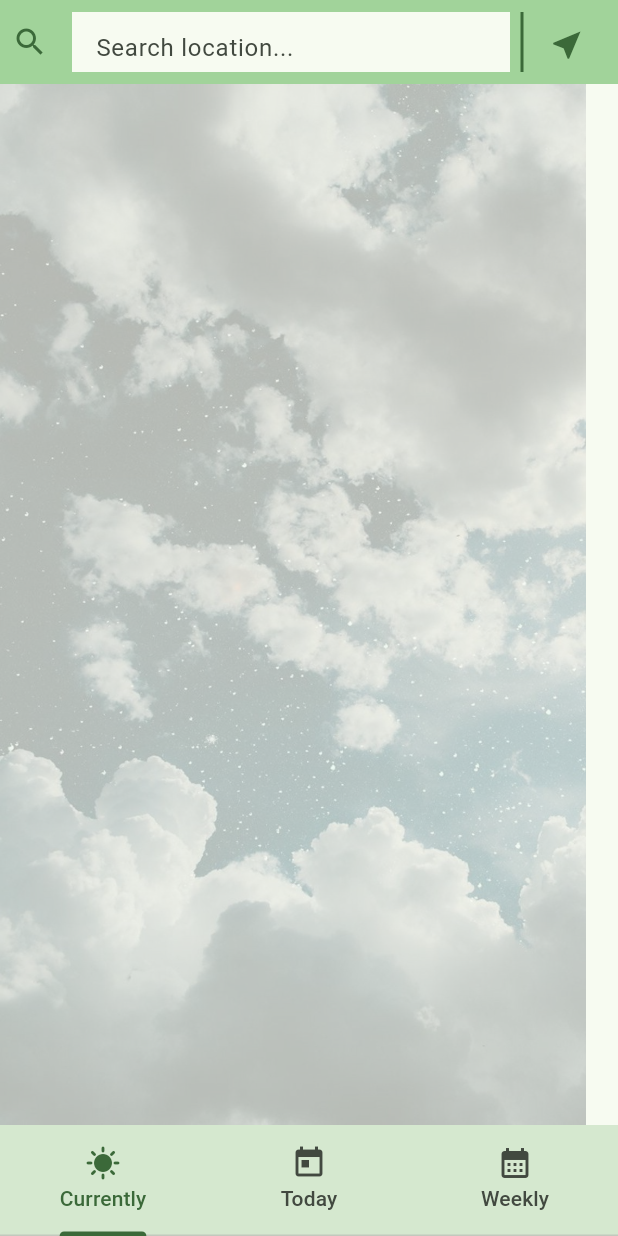
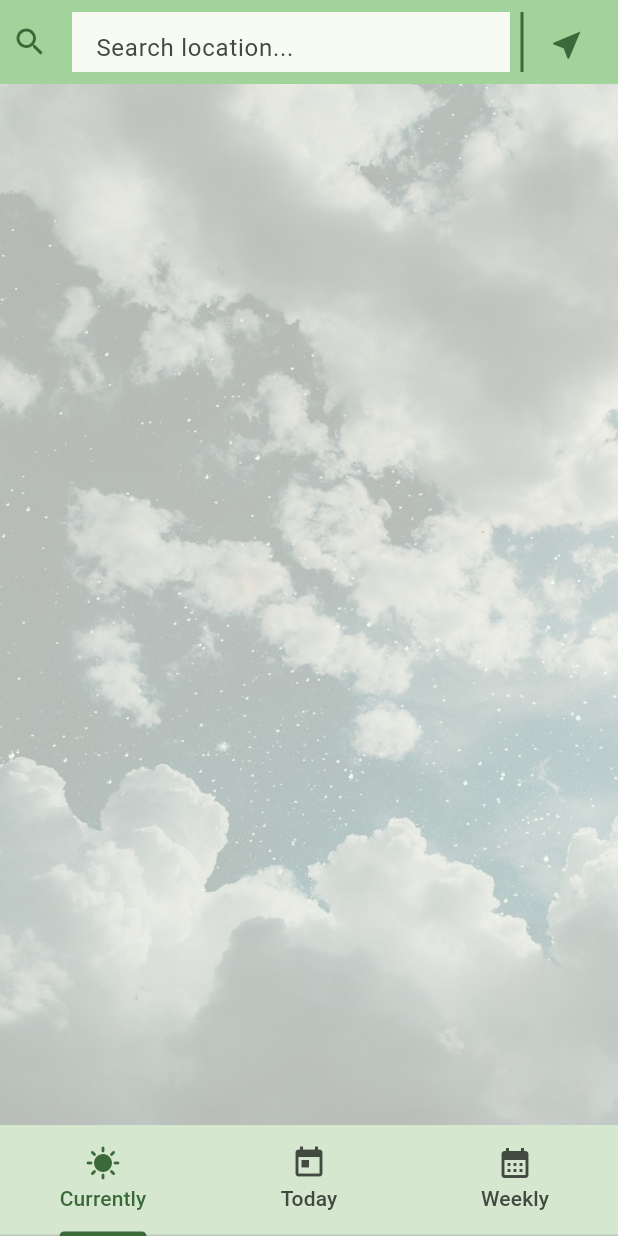
Before and after one commit to Vgbhieel/day03, a Flutter app: the screen it shows after launch, on a phone screen of 412 x 824 dp. Run offline on Flutter 3.47's test engine with Material 2 defaults, Android fonts, the phone set to English and light mode, and no system bars; our stand-ins replace location.

Commit message:
feat: Finish ex01

```diff
--- a/ex01/lib/app/ui/weather_app_page.dart
+++ b/ex01/lib/app/ui/weather_app_page.dart
@@ -1,10 +1,10 @@
 import 'package:ex00/app/domain/controllers/get_location_controller.dart';
 import 'package:ex00/app/domain/models/place.dart';
+import 'package:ex00/app/ui/current_weather_page.dart';
 import 'package:ex00/app/ui/today_weather_page.dart';
 import 'package:ex00/app/ui/weekly_weather_page.dart';
 import 'package:ex00/app/ui/widget/weather_app_bar.dart';
 import 'package:ex00/app/ui/widget/weather_bottom_navigation_bar.dart';
-import 'package:ex00/app/ui/current_weather_page.dart';
 import 'package:flutter/material.dart';
 
 class WeatherAppPage extends StatefulWidget {
@@ -60,11 +60,15 @@ class _WeatherAppPageState extends State<WeatherAppPage> {
             ),
           ),
           body: Stack(children: [
-            Opacity(
-              opacity: 0.3,
-              child: FittedBox(
-                  fit: BoxFit.cover,
-                  child: Image.asset('assets/app_background.jpg')),
+            SizedBox(
+              width: double.infinity,
+              height: double.infinity,
+              child: Opacity(
+                opacity: 0.3,
+                child: FittedBox(
+                    fit: BoxFit.cover,
+                    child: Image.asset('assets/app_background.jpg')),
+              ),
             ),
             TabBarView(
               children: _getBodyWidgets(_locationError, context),
```
